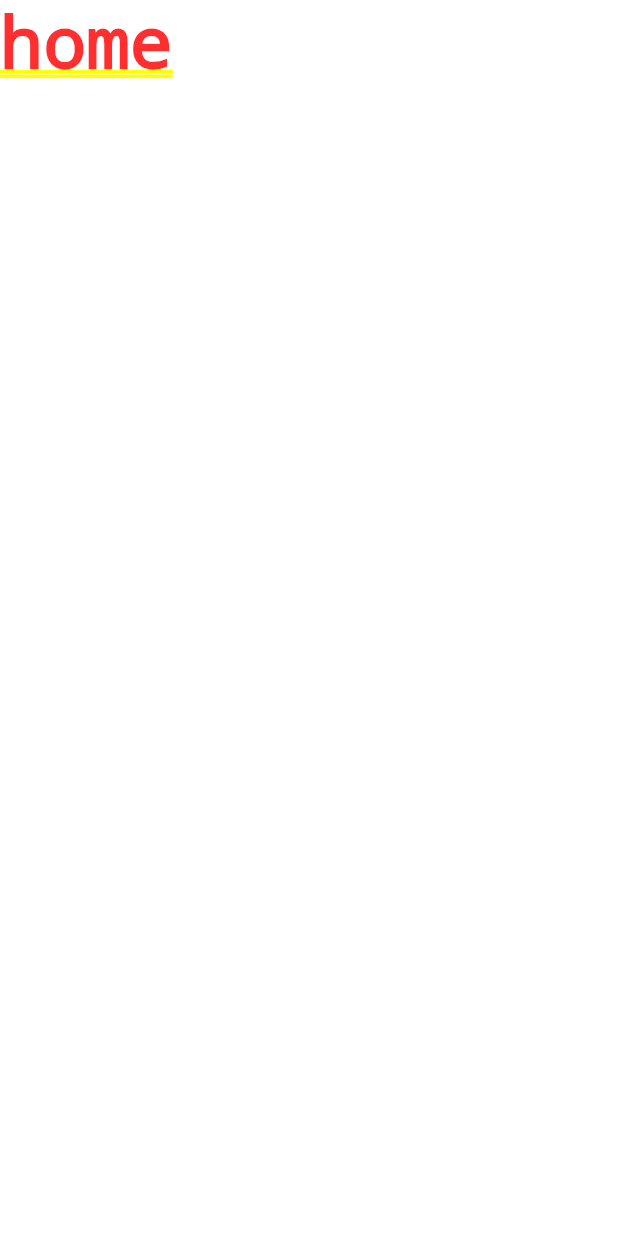
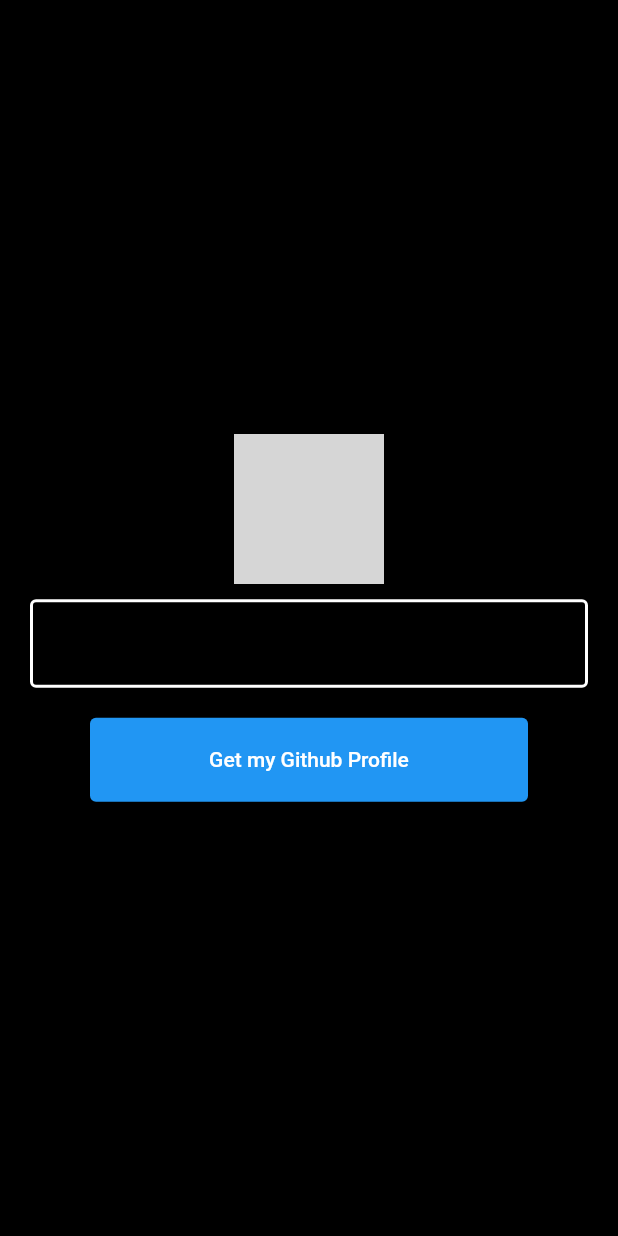
Before and after one commit to Huzaifaahmed20/github_profile_starter_kit, a Flutter app: the screen it shows after launch, on a phone screen of 412 x 824 dp. Run offline on Flutter 3.47's test engine with Material 2 defaults, Android fonts, the phone set to English and light mode, and no system bars; our stand-ins replace dio; network calls fail; grey boxes are pictures that could not be loaded.

Commit message:
design home and user details screen

```diff
--- a/lib/app/routes/app_routes.dart
+++ b/lib/app/routes/app_routes.dart
@@ -1,14 +1,18 @@
 import 'package:flutter/material.dart';
 import 'package:flutter/widgets.dart';
 import 'package:github_profile_starter_kit/ui/screens/home_page.dart';
+import 'package:github_profile_starter_kit/ui/screens/user_details_screen.dart';
 
 class AppRoutes {
   static const String home = '/';
+  static const String user_details = '/user-details';
 
   static Route<dynamic> onGenerateRoute(RouteSettings settings) {
     switch (settings.name) {
       case home:
         return _buildRoute(HomeScreen(), settings);
+      case user_details:
+        return _buildRoute(UserDetailsScreen(), settings);
 
       default:
         return _buildRoute(Scaffold(), settings);
--- a/lib/main.dart
+++ b/lib/main.dart
@@ -1,4 +1,5 @@
 import 'package:flutter/material.dart';
+import 'package:github_profile_starter_kit/app/routes/app_routes.dart';
 import 'package:github_profile_starter_kit/ui/screens/home_page.dart';
 
 void main() {
@@ -15,7 +16,8 @@ class MyApp extends StatelessWidget {
         primarySwatch: Colors.blue,
         visualDensity: VisualDensity.adaptivePlatformDensity,
       ),
-      home: HomeScreen(),
+      initialRoute: AppRoutes.home,
+      onGenerateRoute: AppRoutes.onGenerateRoute,
     );
   }
 }
--- a/lib/ui/screens/home_page.dart
+++ b/lib/ui/screens/home_page.dart
@@ -5,8 +5,58 @@ class HomeScreen extends StatelessWidget {
 
   @override
   Widget build(BuildContext context) {
-    return Container(
-      child: Text('home'),
+    final userNameController = TextEditingController();
+    return Scaffold(
+      backgroundColor: Colors.black,
+      body: Column(
+        mainAxisAlignment: MainAxisAlignment.center,
+        children: [
+          Image.network(
+            'https://icon-library.com/images/github-icon-white/github-icon-white-6.jpg',
+            height: 100,
+            width: 100,
+          ),
+          const SizedBox(
+            height: 10,
+          ),
+          Padding(
+            padding: const EdgeInsets.symmetric(horizontal: 20),
+            child: TextField(
+              controller: userNameController,
+              cursorColor: Colors.white,
+              style: TextStyle(color: Colors.white),
+              decoration: InputDecoration(
+                fillColor: Colors.white,
+                focusedBorder: OutlineInputBorder(
+                    borderSide:
+                        const BorderSide(color: Colors.white, width: 3.0)),
+                enabledBorder: const OutlineInputBorder(
+                  borderSide: const BorderSide(color: Colors.white, width: 2.0),
+                ),
+                hintStyle: TextStyle(color: Colors.white),
+              ),
+            ),
+          ),
+          const SizedBox(
+            height: 20,
+          ),
+          Padding(
+            padding: const EdgeInsets.symmetric(horizontal: 60),
+            child: ElevatedButton(
+              child: Padding(
+                padding: const EdgeInsets.symmetric(vertical: 20),
+                child: Row(
+                  mainAxisAlignment: MainAxisAlignment.center,
+                  children: [
+                    Text('Get my Github Profile'),
+                  ],
+                ),
+              ),
+              onPressed: () {},
+            ),
+          )
+        ],
+      ),
     );
   }
 }
```
Also changed, not shown: lib/ui/screens/user_details_screen.dart (added, +63 -0 lines), 1 other file.
